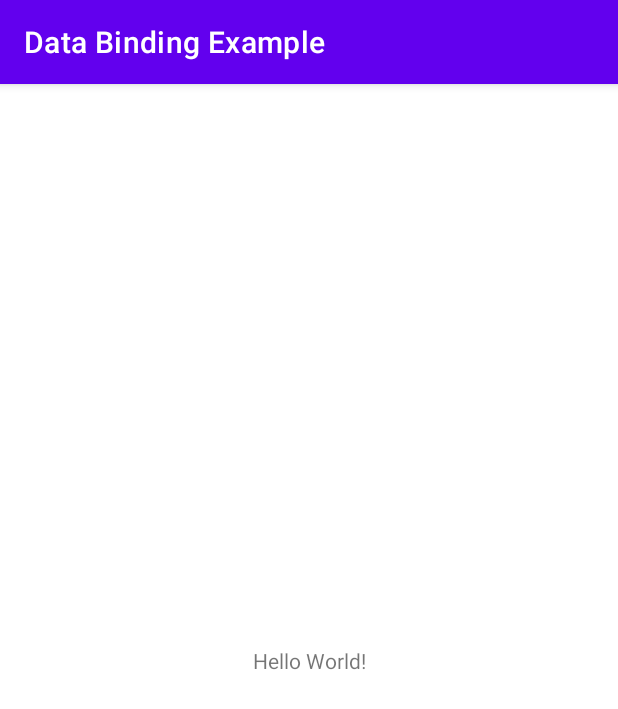
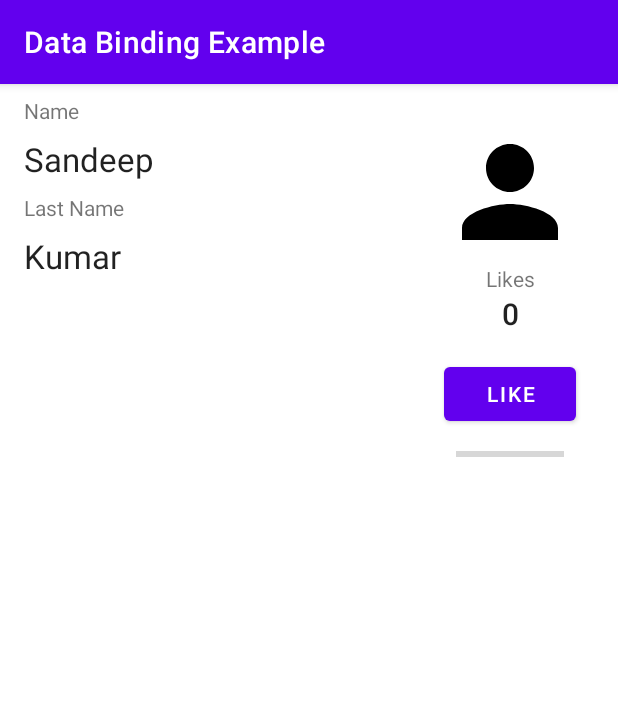
Before and after one commit to sks1992/Data-Binding-Example, an Android app: the screen it shows after launch (MainActivity before the commit, ProfileActivity after it), on a phone screen of 412 x 824 dp. Shown: the top 709 px of the screen. Run offline under Robolectric (Android 15) with nearby library versions, the phone set to English and light mode, and no system bars.

Commit message:
sample code without dataBinding

```diff
--- a/app/build.gradle
+++ b/app/build.gradle
@@ -32,6 +32,7 @@ android {
     kotlinOptions {
         jvmTarget = '1.8'
     }
+    //for enable DataBinding
     buildFeatures {
         dataBinding true
     }
--- a/app/src/main/AndroidManifest.xml
+++ b/app/src/main/AndroidManifest.xml
@@ -10,7 +10,7 @@
         android:supportsRtl="true"
         android:theme="@style/Theme.DataBindingExample">
         <activity
-            android:name=".MainActivity"
+            android:name=".ProfileActivity"
             android:exported="true">
             <intent-filter>
                 <action android:name="android.intent.action.MAIN" />
--- a/app/src/main/java/sk/sandeep/databindingexample/MainActivity.kt
+++ /dev/null
@@ -1,11 +0,0 @@
-package sk.sandeep.databindingexample
-
-import androidx.appcompat.app.AppCompatActivity
-import android.os.Bundle
-
-class MainActivity : AppCompatActivity() {
-    override fun onCreate(savedInstanceState: Bundle?) {
-        super.onCreate(savedInstanceState)
-        setContentView(R.layout.activity_main)
-    }
-}
--- /dev/null
+++ b/app/src/main/java/sk/sandeep/databindingexample/ProfileActivity.kt
@@ -0,0 +1,91 @@
+package sk.sandeep.databindingexample
+
+import android.content.Context
+import android.content.res.ColorStateList
+import android.graphics.drawable.Drawable
+import android.os.Bundle
+import android.view.View
+import android.widget.ImageView
+import android.widget.ProgressBar
+import android.widget.TextView
+import androidx.appcompat.app.AppCompatActivity
+import androidx.core.content.ContextCompat
+import androidx.core.widget.ImageViewCompat
+import androidx.lifecycle.ViewModelProvider
+import sk.sandeep.databindingexample.view_model.Popularity
+import sk.sandeep.databindingexample.view_model.ProfileViewModel
+
+class ProfileActivity : AppCompatActivity() {
+    // Obtain ViewModel from ViewModelProviders
+    private val viewModel by lazy {
+        ViewModelProvider(this)[ProfileViewModel::class.java]
+    }
+
+    override fun onCreate(savedInstanceState: Bundle?) {
+        super.onCreate(savedInstanceState)
+        setContentView(R.layout.activity_profile)
+        // TODO: Explicitly setting initial values is a bad pattern. We'll fix that.
+        updateName()
+        updateLikes()
+    }
+
+    /**
+     * This method is triggered by the `android:onclick` attribute in the layout. It puts business
+     * logic in the activity, which is not ideal. We should do something about that.
+     */
+    fun onLike(view: View) {
+        viewModel.onLike()
+        updateLikes()
+    }
+
+    /**
+     * So much findViewById! We'll fix that with Data Binding.
+     */
+    private fun updateName() {
+        findViewById<TextView>(R.id.plain_name).text = viewModel.name
+        findViewById<TextView>(R.id.plain_lastname).text = viewModel.lastName
+    }
+
+    /**
+     * This method has many problems:
+     * - It's calling findViewById multiple times
+     * - It has untestable logic
+     * - It's updating two views when called even if they're not changing
+     */
+    private fun updateLikes() {
+        findViewById<TextView>(R.id.likes).text = viewModel.likes.toString()
+        findViewById<ProgressBar>(R.id.progressBar).progress =
+            (viewModel.likes * 100 / 5).coerceAtMost(100)
+        val image = findViewById<ImageView>(R.id.imageView)
+
+        val color = getAssociatedColor(viewModel.popularity, this)
+
+        ImageViewCompat.setImageTintList(image, ColorStateList.valueOf(color))
+
+        image.setImageDrawable(getDrawablePopularity(viewModel.popularity, this))
+    }
+
+    private fun getAssociatedColor(popularity: Popularity, context: Context): Int {
+        return when (popularity) {
+            Popularity.NORMAL -> context.theme.obtainStyledAttributes(
+                intArrayOf(android.R.attr.colorForeground)
+            ).getColor(0, 0x000000)
+            Popularity.POPULAR -> ContextCompat.getColor(context, R.color.popular)
+            Popularity.STAR -> ContextCompat.getColor(context, R.color.star)
+        }
+    }
+
+    private fun getDrawablePopularity(popularity: Popularity, context: Context): Drawable? {
+        return when (popularity) {
+            Popularity.NORMAL -> {
+                ContextCompat.getDrawable(context, R.drawable.ic_person_black_96dp)
+            }
+            Popularity.POPULAR -> {
+                ContextCompat.getDrawable(context, R.drawable.ic_whatshot_black_96dp)
+            }
+            Popularity.STAR -> {
+                ContextCompat.getDrawable(context, R.drawable.ic_whatshot_black_96dp)
+            }
+        }
+    }
+}
--- /dev/null
+++ b/app/src/main/java/sk/sandeep/databindingexample/view_model/ProfileViewModel.kt
@@ -0,0 +1,36 @@
+package sk.sandeep.databindingexample.view_model
+
+import androidx.lifecycle.ViewModel
+
+class ProfileViewModel : ViewModel() {
+    val name = "Sandeep"
+    val lastName = "Kumar"
+    var likes = 0
+
+        private set // This is to prevent external modification of the variable.
+
+    /**
+     * Increments the number of likes.
+     */
+    fun onLike() {
+        likes++
+    }
+
+    /**
+     * Returns popularity in buckets: [Popularity.NORMAL], [Popularity.POPULAR] or [Popularity.STAR]
+     */
+    val popularity: Popularity
+        get() {
+            return when {
+                likes > 9 -> Popularity.STAR
+                likes > 4 -> Popularity.POPULAR
+                else -> Popularity.NORMAL
+            }
+        }
+}
+
+enum class Popularity {
+    NORMAL,
+    POPULAR,
+    STAR
+}
--- /dev/null
+++ b/app/src/main/res/drawable-v24/ic_person_black_96dp.xml
@@ -0,0 +1,9 @@
+<vector android:height="96dp"
+    android:viewportHeight="24.0"
+    android:viewportWidth="24.0"
+    android:width="96dp"
+    xmlns:android="http://schemas.android.com/apk/res/android">
+    <path
+        android:fillColor="#FF000000"
+        android:pathData="M12,12c2.21,0 4,-1.79 4,-4s-1.79,-4 -4,-4 -4,1.79 -4,4 1.79,4 4,4zM12,14c-2.67,0 -8,1.34 -8,4v2h16v-2c0,-2.66 -5.33,-4 -8,-4z" />
+</vector>
--- /dev/null
+++ b/app/src/main/res/drawable-v24/ic_whatshot_black_96dp.xml
@@ -0,0 +1,9 @@
+<vector android:height="96dp"
+    android:viewportHeight="24.0"
+    android:viewportWidth="24.0"
+    android:width="96dp"
+    xmlns:android="http://schemas.android.com/apk/res/android">
+    <path
+        android:fillColor="#FF000000"
+        android:pathData="M13.5,0.67s0.74,2.65 0.74,4.8c0,2.06 -1.35,3.73 -3.41,3.73 -2.07,0 -3.63,-1.67 -3.63,-3.73l0.03,-0.36C5.21,7.51 4,10.62 4,14c0,4.42 3.58,8 8,8s8,-3.58 8,-8C20,8.61 17.41,3.8 13.5,0.67zM11.71,19c-1.78,0 -3.22,-1.4 -3.22,-3.14 0,-1.62 1.05,-2.76 2.81,-3.12 1.77,-0.36 3.6,-1.21 4.62,-2.58 0.39,1.29 0.59,2.65 0.59,4.04 0,2.65 -2.15,4.8 -4.8,4.8z" />
+</vector>
--- a/app/src/main/res/layout/activity_main.xml
+++ /dev/null
@@ -1,18 +0,0 @@
-<?xml version="1.0" encoding="utf-8"?>
-<androidx.constraintlayout.widget.ConstraintLayout xmlns:android="http://schemas.android.com/apk/res/android"
-    xmlns:app="http://schemas.android.com/apk/res-auto"
-    xmlns:tools="http://schemas.android.com/tools"
-    android:layout_width="match_parent"
-    android:layout_height="match_parent"
-    tools:context=".MainActivity">
-
-    <TextView
-        android:layout_width="wrap_content"
-        android:layout_height="wrap_content"
-        android:text="Hello World!"
-        app:layout_constraintBottom_toBottomOf="parent"
-        app:layout_constraintLeft_toLeftOf="parent"
-        app:layout_constraintRight_toRightOf="parent"
-        app:layout_constraintTop_toTopOf="parent" />
-
-</androidx.constraintlayout.widget.ConstraintLayout>
--- /dev/null
+++ b/app/src/main/res/layout/activity_profile.xml
@@ -0,0 +1,120 @@
+<?xml version="1.0" encoding="utf-8"?>
+<androidx.constraintlayout.widget.ConstraintLayout xmlns:android="http://schemas.android.com/apk/res/android"
+    xmlns:app="http://schemas.android.com/apk/res-auto"
+    xmlns:tools="http://schemas.android.com/tools"
+    android:layout_width="match_parent"
+    android:layout_height="match_parent">
+
+    <TextView
+        android:id="@+id/plain_name"
+        android:layout_width="0dp"
+        android:layout_height="wrap_content"
+        android:layout_marginStart="16dp"
+        android:layout_marginTop="8dp"
+        android:layout_marginEnd="128dp"
+        android:textAppearance="@style/TextAppearance.AppCompat.Large"
+        app:layout_constraintEnd_toEndOf="parent"
+        app:layout_constraintStart_toStartOf="parent"
+        app:layout_constraintTop_toBottomOf="@+id/name_label" />
+
+    <TextView
+        android:id="@+id/plain_lastname"
+        android:layout_width="0dp"
+        android:layout_height="wrap_content"
+        android:layout_marginStart="16dp"
+        android:layout_marginTop="8dp"
+        android:layout_marginEnd="128dp"
+        android:textAppearance="@style/TextAppearance.AppCompat.Large"
+        app:layout_constraintEnd_toEndOf="parent"
+        app:layout_constraintStart_toStartOf="parent"
+        app:layout_constraintTop_toBottomOf="@+id/lastname_label" />
+
+    <ImageView
+        android:id="@+id/imageView"
+        android:layout_width="wrap_content"
+        android:layout_height="wrap_content"
+        android:layout_marginTop="24dp"
+        android:layout_marginEnd="24dp"
+        android:contentDescription="@string/profile_s_avatar"
+        android:minWidth="48dp"
+        android:minHeight="48dp"
+        app:layout_constraintBottom_toTopOf="@+id/likes_label"
+        app:layout_constraintEnd_toEndOf="parent"
+        app:layout_constraintTop_toTopOf="parent"
+        app:layout_constraintVertical_bias="0.0"
+        app:layout_constraintVertical_chainStyle="packed" />
+
+    <TextView
+        android:id="@+id/likes"
+        android:layout_width="wrap_content"
+        android:layout_height="wrap_content"
+        android:textAppearance="@style/TextAppearance.AppCompat.Title"
+        app:layout_constraintBottom_toTopOf="@+id/like_button"
+        app:layout_constraintEnd_toEndOf="@+id/likes_label"
+        app:layout_constraintHorizontal_bias="0.5"
+        app:layout_constraintStart_toStartOf="@+id/likes_label"
+        app:layout_constraintTop_toBottomOf="@+id/likes_label" />
+
+    <Button
+        android:id="@+id/like_button"
+        android:layout_width="wrap_content"
+        android:layout_height="wrap_content"
+        android:layout_marginStart="16dp"
+        android:layout_marginTop="16dp"
+        android:layout_marginEnd="16dp"
+        android:onClick="onLike"
+        android:text="@string/like"
+        app:layout_constraintBottom_toTopOf="@+id/progressBar"
+        app:layout_constraintEnd_toEndOf="@+id/imageView"
+        app:layout_constraintStart_toStartOf="@+id/imageView"
+        app:layout_constraintTop_toBottomOf="@+id/likes" />
+
+    <TextView
+        android:id="@+id/name_label"
+        android:layout_width="38dp"
+        android:layout_height="wrap_content"
+        android:layout_marginStart="16dp"
+        android:layout_marginTop="8dp"
+        android:text="@string/name_first"
+        app:layout_constraintStart_toStartOf="parent"
+        app:layout_constraintTop_toTopOf="parent" />
+
+    <TextView
+        android:id="@+id/lastname_label"
+        android:layout_width="wrap_content"
+        android:layout_height="wrap_content"
+        android:layout_marginStart="16dp"
+        android:layout_marginTop="8dp"
+        android:text="@string/last_name"
+        app:layout_constraintStart_toStartOf="parent"
+        app:layout_constraintTop_toBottomOf="@+id/plain_name" />
+
+    <TextView
+        android:id="@+id/likes_label"
+        android:layout_width="wrap_content"
+        android:layout_height="wrap_content"
+        android:layout_marginStart="8dp"
+        android:layout_marginEnd="8dp"
+        android:text="@string/likes"
+        android:textAlignment="center"
+        app:layout_constraintBottom_toTopOf="@+id/likes"
+        app:layout_constraintEnd_toEndOf="@+id/imageView"
+        app:layout_constraintHorizontal_bias="0.5"
+        app:layout_constraintStart_toStartOf="@+id/imageView"
+        app:layout_constraintTop_toBottomOf="@+id/imageView" />
+
+    <ProgressBar
+        android:id="@+id/progressBar"
+        style="?android:attr/progressBarStyleHorizontal"
+        android:layout_width="0dp"
+        android:layout_height="wrap_content"
+        android:layout_marginStart="8dp"
+        android:layout_marginTop="8dp"
+        android:layout_marginEnd="8dp"
+        app:layout_constraintBottom_toBottomOf="parent"
+        app:layout_constraintEnd_toEndOf="@+id/like_button"
+        app:layout_constraintHorizontal_bias="0.5"
+        app:layout_constraintStart_toStartOf="@+id/like_button"
+        app:layout_constraintTop_toBottomOf="@+id/like_button"
+        tools:progressBackgroundTint="@android:color/darker_gray" />
+</androidx.constraintlayout.widget.ConstraintLayout>
--- a/app/src/main/res/values/colors.xml
+++ b/app/src/main/res/values/colors.xml
@@ -7,4 +7,9 @@
     <color name="teal_700">#FF018786</color>
     <color name="black">#FF000000</color>
     <color name="white">#FFFFFFFF</color>
+    <color name="colorPrimary">#3f51b5</color>
+    <color name="colorPrimaryDark">#303F9F</color>
+    <color name="colorAccent">#ff4081</color>
+    <color name="popular">#ff76a5</color>
+    <color name="star">#ff0057</color>
 </resources>
--- a/app/src/main/res/values/strings.xml
+++ b/app/src/main/res/values/strings.xml
@@ -1,3 +1,8 @@
 <resources>
     <string name="app_name">Data Binding Example</string>
+    <string name="profile_s_avatar">Profile\'s avatar</string>
+    <string name="like">Like</string>
+    <string name="name_first">Name</string>
+    <string name="last_name">Last Name</string>
+    <string name="likes">Likes</string>
 </resources>
```
